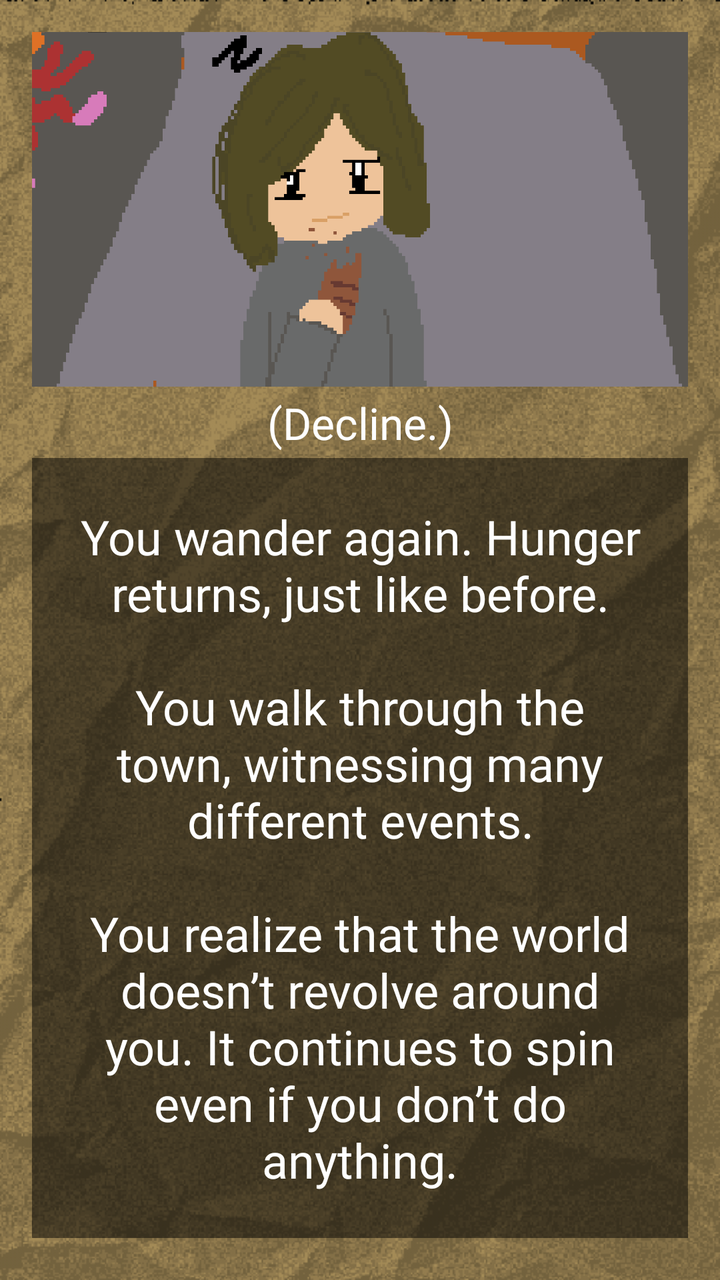
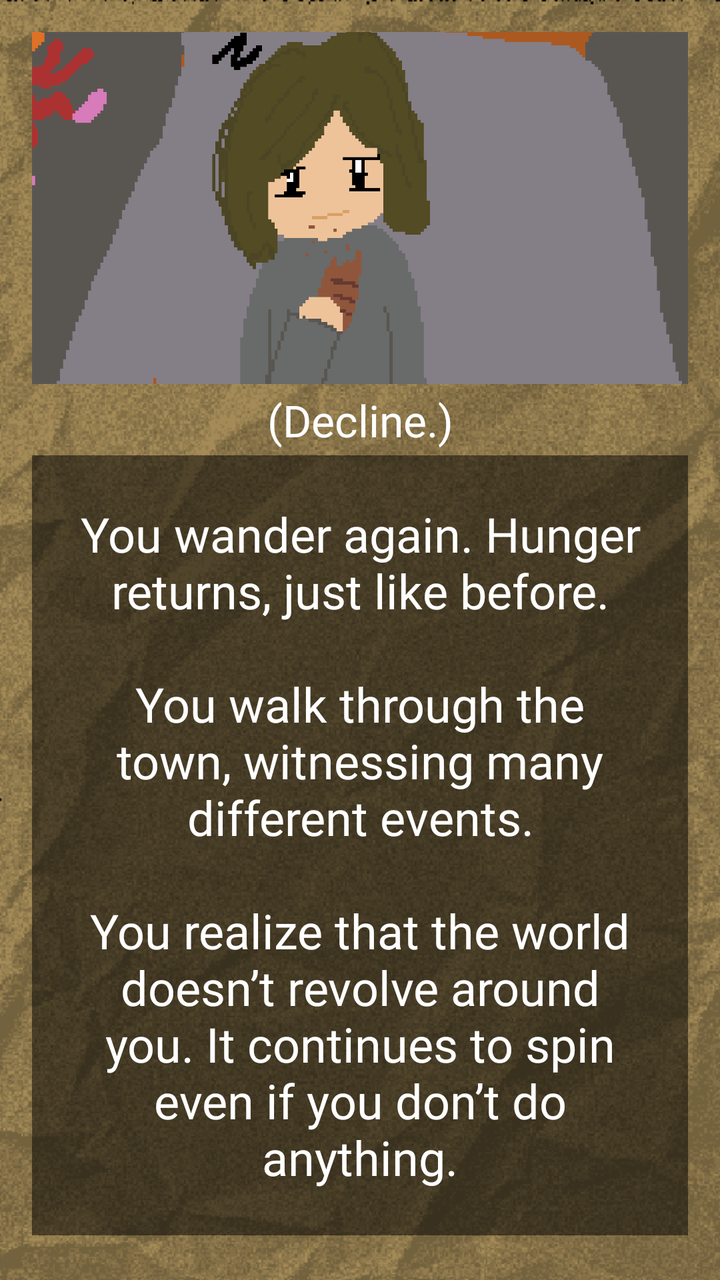

An Android layout rendered at two revisions. The XML below is the earlier revision; the diff shows what the commit changed to produce the second picture.
<!-- AndroidManifest.xml: application theme Theme.ChoiceQuest -->
<!-- res/layout/activity_page2_2_2_1_2.xml -->
<?xml version="1.0" encoding="utf-8"?>
<LinearLayout xmlns:android="http://schemas.android.com/apk/res/android"
    xmlns:app="http://schemas.android.com/apk/res-auto"
    xmlns:tools="http://schemas.android.com/tools"
    android:layout_width="match_parent"
    android:layout_height="match_parent"
    android:id="@+id/page2_2_2_1_2"
    android:background="@drawable/papertexture_"
    android:backgroundTint="#f8e7c2"
    android:backgroundTintMode="multiply"
    android:gravity="center"
    android:orientation="vertical"
    android:padding="16dp"
    tools:context=".Page2_2_2_1_2">

    <View
        android:layout_width="match_parent"
        android:layout_height="0dp"
        android:layout_weight="1"/>

    <ImageView
        android:id="@+id/imageView"
        android:layout_width="412dp"
        android:layout_height="250dp"
        android:src="@drawable/page2_2_2_1_2or2_2_2_2_2"/>

    <View
        android:layout_width="match_parent"
        android:layout_height="1dp"
        android:layout_weight="0.1"/>
    <TextView
        android:layout_width="match_parent"
        android:layout_height="35dp"
        android:gravity="center"
        android:fontFamily="@font/pixelspace"
        android:textSize="22sp"
        android:text="(Decline.)"
        android:textColor="@color/white"/>

    <TextView
        android:layout_width="match_parent"
        android:layout_height="wrap_content"
        android:id="@+id/tv_page2_2_2_1_2"
        android:layout_marginBottom="16dp"
        android:background="#80000000"
        android:fontFamily="@font/pixelgame_font"
        android:gravity="center"
        android:padding="23dp"
        android:text="You wander again. Hunger returns, just like before.\n\nYou walk through the town, witnessing many different events.\n\nYou realize that the world doesn’t revolve around you. It continues to spin even if you don’t do anything."
        android:textColor="@color/white"
        android:textSize="24sp" />

    <View
        android:layout_width="match_parent"
        android:layout_height="1dp"
        android:layout_weight="0.5"/>

    <Button
        android:layout_width="410dp"
        android:layout_height="45dp"
        android:layout_marginBottom="16dp"
        android:background="@android:color/transparent"
        android:fontFamily="@font/quest_font"
        android:text="Go Back to Title Page"
        android:textSize="12sp"
        android:onClick="title20"/>

    <View
        android:layout_width="match_parent"
        android:layout_height="1dp"
        android:layout_weight="1"/>

</LinearLayout>
<!-- resources referenced by this layout -->
<resources>
  <color name="white">#FFFFFF</color>
  <!-- drawable page2_2_2_1_2or2_2_2_2_2: png bitmap (drawable, 24952 bytes) -->
  <!-- drawable papertexture_: png bitmap (drawable, 156948 bytes) -->
  <style name="Theme.ChoiceQuest" parent="Base.Theme.ChoiceQuest" />
  <style name="Base.Theme.ChoiceQuest" parent="Theme.Material3.DayNight.NoActionBar">
          
          
      </style>
</resources>

<!-- the commit's change to res/layout/activity_page2_2_2_1_2.xml (unified diff, before → after) -->
@@ -56,13 +56,14 @@
         android:layout_weight="0.5"/>
 
     <Button
-        android:layout_width="410dp"
-        android:layout_height="45dp"
+        android:layout_width="match_parent"
+        android:layout_height="wrap_content"
         android:layout_marginBottom="16dp"
-        android:background="@android:color/transparent"
+        android:textSize="10sp"
+        android:textColor="@color/white"
+        android:backgroundTint="@color/cardview_dark_background"
         android:fontFamily="@font/quest_font"
         android:text="Go Back to Title Page"
-        android:textSize="12sp"
         android:onClick="title20"/>
 
     <View
